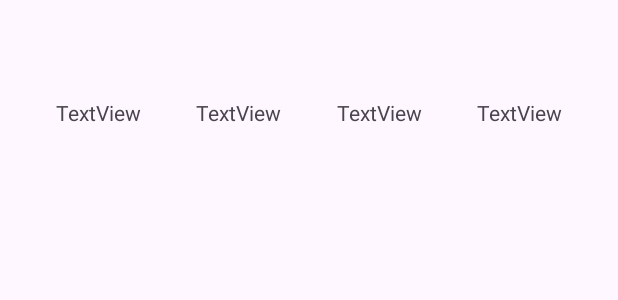
After one commit to yasoofm/Android-ViewsList---Details, an Android app: the layout history_item.xml on its own in the app's theme, with its tools: preview values and no code run, on a phone screen of 412 x 824 dp. The commit adds this screen. Shown: the top 300 px of the screen. Run offline under Robolectric (Android 15) with nearby library versions, the phone set to English and light mode, and no system bars.

Commit message:
Second Commit

```diff
--- a/app/src/main/java/com/example/androidproject/repositories/historyRepo.java
+++ b/app/src/main/java/com/example/androidproject/repositories/historyRepo.java
@@ -24,6 +24,7 @@ public class historyRepo {
         ArrayList<Transaction> transactions = new ArrayList<>();
         for(int i = 0; i < numberOfItems; i++){
             Transaction transaction = new Transaction(i + 1, i + 1, String.valueOf(Calendar.getInstance().getTime()), 500.5, 200.5);
+            transactions.add(transaction);
         }
         return transactions;
     }
--- a/app/src/main/res/layout/activity_main.xml
+++ b/app/src/main/res/layout/activity_main.xml
@@ -7,6 +7,7 @@
     tools:context=".MainActivity">
 
     <androidx.recyclerview.widget.RecyclerView
+        android:id="@+id/historyRecyclerView"
         android:layout_width="391dp"
         android:layout_height="783dp"
         android:layout_marginStart="8dp"
--- /dev/null
+++ b/app/src/main/res/layout/history_item.xml
@@ -0,0 +1,52 @@
+<?xml version="1.0" encoding="utf-8"?>
+<androidx.constraintlayout.widget.ConstraintLayout xmlns:android="http://schemas.android.com/apk/res/android"
+    xmlns:app="http://schemas.android.com/apk/res-auto"
+    xmlns:tools="http://schemas.android.com/tools"
+    android:id="@+id/historyItem"
+    android:layout_width="match_parent"
+    android:layout_height="150dp">
+
+    <TextView
+        android:id="@+id/dateTextView"
+        android:layout_width="wrap_content"
+        android:layout_height="wrap_content"
+        android:text="TextView"
+        app:layout_constraintBottom_toBottomOf="parent"
+        app:layout_constraintEnd_toStartOf="@+id/typeTextView"
+        app:layout_constraintHorizontal_bias="0.5"
+        app:layout_constraintStart_toStartOf="parent"
+        app:layout_constraintTop_toTopOf="parent" />
+
+    <TextView
+        android:id="@+id/typeTextView"
+        android:layout_width="wrap_content"
+        android:layout_height="wrap_content"
+        android:text="TextView"
+        app:layout_constraintBottom_toBottomOf="parent"
+        app:layout_constraintEnd_toStartOf="@+id/amountTextView"
+        app:layout_constraintHorizontal_bias="0.5"
+        app:layout_constraintStart_toEndOf="@+id/dateTextView"
+        app:layout_constraintTop_toTopOf="parent" />
+
+    <TextView
+        android:id="@+id/amountTextView"
+        android:layout_width="wrap_content"
+        android:layout_height="wrap_content"
+        android:text="TextView"
+        app:layout_constraintBottom_toBottomOf="parent"
+        app:layout_constraintEnd_toStartOf="@+id/balanceTextView"
+        app:layout_constraintHorizontal_bias="0.5"
+        app:layout_constraintStart_toEndOf="@+id/typeTextView"
+        app:layout_constraintTop_toTopOf="parent" />
+
+    <TextView
+        android:id="@+id/balanceTextView"
+        android:layout_width="wrap_content"
+        android:layout_height="wrap_content"
+        android:text="TextView"
+        app:layout_constraintBottom_toBottomOf="parent"
+        app:layout_constraintEnd_toEndOf="parent"
+        app:layout_constraintHorizontal_bias="0.5"
+        app:layout_constraintStart_toEndOf="@+id/amountTextView"
+        app:layout_constraintTop_toTopOf="parent" />
+</androidx.constraintlayout.widget.ConstraintLayout>
--- a/app/src/main/res/values-night/themes.xml
+++ b/app/src/main/res/values-night/themes.xml
@@ -1,6 +1,6 @@
 <resources xmlns:tools="http://schemas.android.com/tools">
     <!-- Base application theme. -->
-    <style name="Base.Theme.AndroidProject" parent="Theme.Material3.DayNight.NoActionBar">
+    <style name="Base.Theme.AndroidProject" parent="Theme.Material3.DayNight">
         <!-- Customize your dark theme here. -->
         <!-- <item name="colorPrimary">@color/my_dark_primary</item> -->
     </style>
--- a/app/src/main/res/values/themes.xml
+++ b/app/src/main/res/values/themes.xml
@@ -1,6 +1,6 @@
 <resources xmlns:tools="http://schemas.android.com/tools">
     <!-- Base application theme. -->
-    <style name="Base.Theme.AndroidProject" parent="Theme.Material3.DayNight.NoActionBar">
+    <style name="Base.Theme.AndroidProject" parent="Theme.Material3.DayNight">
         <!-- Customize your light theme here. -->
         <!-- <item name="colorPrimary">@color/my_light_primary</item> -->
     </style>
```
Also changed, not shown: app/src/main/java/com/example/androidproject/MainActivity.java (+26 -1 lines), app/src/main/java/com/example/androidproject/adapters/TransactionAdapter.java (added, +57 -0 lines), app/src/main/java/com/example/androidproject/interfaces/TransactionItemListener.java (added, +7 -0 lines), app/src/main/res/layout/transaction_details_activity.xml (added, +62 -0 lines).
